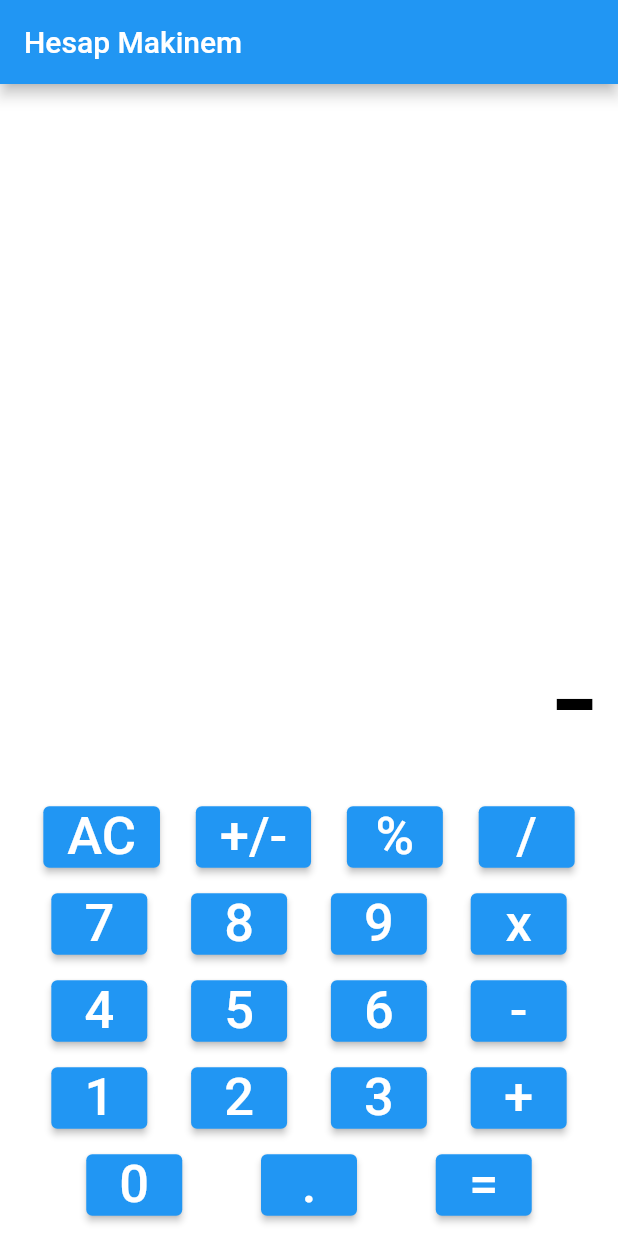
After one commit to Arda4a/Flutter, a Flutter app: the Calculator screen opened directly, after a tap on "+/-", on a phone screen of 412 x 824 dp. The commit adds this screen. Run offline on Flutter 3.47's test engine with Material 2 defaults, Android fonts, the phone set to English and light mode, and no system bars; statements that could not run were skipped.

Commit message:
Hesap Makinesi

```diff
--- /dev/null
+++ b/hesapmakinesi/lib/main.dart
@@ -0,0 +1,261 @@
+import 'package:flutter/material.dart';
+
+
+void main() => runApp(const MyApp());
+
+class MyApp extends StatelessWidget {
+  const MyApp({super.key});
+
+  @override
+  Widget build(BuildContext context) {
+    return const MaterialApp(
+      debugShowCheckedModeBanner: false,
+      home: Calculator(),
+    );
+  }
+}
+
+class Calculator extends StatefulWidget {
+  const Calculator({super.key});
+
+  @override
+  _CalculatorState createState() => _CalculatorState();
+}
+
+class _CalculatorState extends State<Calculator> {
+  dynamic displaytxt = 20;
+  //Button Widget
+  Widget calcbutton(String btntxt, Color btncolor, Color txtcolor) {
+    return Container(
+      child: ElevatedButton(
+        onPressed: () {
+          calculation(btntxt);
+        },
+        child: Text(
+          btntxt,
+          style: TextStyle(
+            fontSize: 35,
+            color: txtcolor,
+          ),
+        ),
+      ),
+    );
+  }
+
+  @override
+  Widget build(BuildContext context) {
+    //Calculator
+    return Scaffold(
+      backgroundColor: Colors.white,
+      appBar: AppBar(
+        title: const Text('Hesap Makinem'),
+        backgroundColor: Colors.blue,
+      ),
+      body: Padding(
+        padding: const EdgeInsets.symmetric(horizontal: 5),
+        child: Column(
+          mainAxisAlignment: MainAxisAlignment.end,
+          children: <Widget>[
+            // Calculator display
+            SingleChildScrollView(
+              scrollDirection: Axis.vertical,
+              child: Row(
+                mainAxisAlignment: MainAxisAlignment.end,
+                children: <Widget>[
+                  Padding(
+                    padding: const EdgeInsets.all(10.0),
+                    child: Text(
+                      '$text',
+                      textAlign: TextAlign.left,
+                      style: const TextStyle(
+                        color: Colors.black,
+                        fontSize: 100,
+                      ),
+                    ),
+                  )
+                ],
+              ),
+            ),
+            Row(
+              mainAxisAlignment: MainAxisAlignment.spaceEvenly,
+              children: <Widget>[
+                calcbutton('AC', Colors.grey, Colors.white),
+                calcbutton('+/-', Colors.grey, Colors.white),
+                calcbutton('%', Colors.grey, Colors.white),
+                calcbutton('/', Colors.amber[700]!, Colors.white),
+              ],
+            ),
+            const SizedBox(
+              height: 10,
+            ),
+            Row(
+              mainAxisAlignment: MainAxisAlignment.spaceEvenly,
+              children: <Widget>[
+                calcbutton('7', Colors.grey[850]!, Colors.white),
+                calcbutton('8', Colors.grey[850]!, Colors.white),
+                calcbutton('9', Colors.grey[850]!, Colors.white),
+                calcbutton('x', Colors.amber[700]!, Colors.white),
+              ],
+            ),
+            const SizedBox(
+              height: 10,
+            ),
+            Row(
+              mainAxisAlignment: MainAxisAlignment.spaceEvenly,
+              children: <Widget>[
+                calcbutton('4', Colors.grey[850]!, Colors.white),
+                calcbutton('5', Colors.grey[850]!, Colors.white),
+                calcbutton('6', Colors.grey[850]!, Colors.white),
+                calcbutton('-', Colors.amber[700]!, Colors.white),
+              ],
+            ),
+            const SizedBox(
+              height: 10,
+            ),
+            Row(
+              mainAxisAlignment: MainAxisAlignment.spaceEvenly,
+              children: <Widget>[
+                calcbutton('1', Colors.grey[850]!, Colors.white),
+                calcbutton('2', Colors.grey[850]!, Colors.white),
+                calcbutton('3', Colors.grey[850]!, Colors.white),
+                calcbutton('+', Colors.amber[700]!, Colors.white),
+              ],
+            ),
+            const SizedBox(
+              height: 10,
+            ),
+            Row(
+              mainAxisAlignment: MainAxisAlignment.spaceEvenly,
+              children: <Widget>[
+                //this is button Zero
+                ElevatedButton(
+                  onPressed: () {
+                    calculation('0');
+                  },
+                  child: const Text(
+                    '0',
+                    style: TextStyle(fontSize: 35, color: Colors.white),
+                  ),
+                ),
+                calcbutton('.', Colors.grey[850]!, Colors.white),
+                calcbutton('=', Colors.amber[700]!, Colors.white),
+              ],
+
+            ),
+            const SizedBox(
+              height: 10,
+            ),
+          ],
+        ),
+      ),
+    );
+  }
+
+  //Calculator logic
+  dynamic text = '0';
+  double numOne = 0;
+  double numTwo = 0;
+
+  dynamic result = '';
+  dynamic finalResult = '';
+  dynamic opr = '';
+  dynamic preOpr = '';
+  void calculation(btnText) {
+    if (btnText == 'AC') {
+      text = '0';
+      numOne = 0;
+      numTwo = 0;
+      result = '';
+      finalResult = '0';
+      opr = '';
+      preOpr = '';
+    } else if (opr == '=' && btnText == '=') {
+      if (preOpr == '+') {
+        finalResult = add();
+      } else if (preOpr == '-') {
+        finalResult = sub();
+      } else if (preOpr == 'x') {
+        finalResult = mul();
+      } else if (preOpr == '/') {
+        finalResult = div();
+      }
+    } else if (btnText == '+' ||
+        btnText == '-' ||
+        btnText == 'x' ||
+        btnText == '/' ||
+        btnText == '=') {
+      if (numOne == 0) {
+        numOne = double.parse(result);
+      } else {
+        numTwo = double.parse(result);
+      }
+
+      if (opr == '+') {
+        finalResult = add();
+      } else if (opr == '-') {
+        finalResult = sub();
+      } else if (opr == 'x') {
+        finalResult = mul();
+      } else if (opr == '/') {
+        finalResult = div();
+      }
+      preOpr = opr;
+      opr = btnText;
+      result = '';
+    } else if (btnText == '%') {
+      result = numOne / 100;
+      finalResult = doesContainDecimal(result);
+    } else if (btnText == '.') {
+      if (!result.toString().contains('.')) {
+        result = '$result.';
+      }
+      finalResult = result;
+    } else if (btnText == '+/-') {
+      result.toString().startsWith('-')
+          ? result = result.toString().substring(1)
+          : result = '-$result';
+      finalResult = result;
+    } else {
+      result = result + btnText;
+      finalResult = result;
+    }
+
+    setState(() {
+      text = finalResult;
+    });
+  }
+
+  String add() {
+    result = (numOne + numTwo).toString();
+    numOne = double.parse(result);
+    return doesContainDecimal(result);
+  }
+
+  String sub() {
+    result = (numOne - numTwo).toString();
+    numOne = double.parse(result);
+    return doesContainDecimal(result);
+  }
+
+  String mul() {
+    result = (numOne * numTwo).toString();
+    numOne = double.parse(result);
+    return doesContainDecimal(result);
+  }
+
+  String div() {
+    result = (numOne / numTwo).toString();
+    numOne = double.parse(result);
+    return doesContainDecimal(result);
+  }
+
+  String doesContainDecimal(dynamic result) {
+    if (result.toString().contains('.')) {
+      List<String> splitDecimal = result.toString().split('.');
+      if (!(int.parse(splitDecimal[1]) > 0)) {
+        return result = splitDecimal[0].toString();
+      }
+    }
+    return result;
+  }
+}
--- a/myapp2/flutter_application_1/lib/main.dart
+++ b/myapp2/flutter_application_1/lib/main.dart
@@ -1,6 +1,5 @@
 import 'package:flutter/material.dart';
-import 'package:flutter_application_1/nalan.dart';
-import 'nalan.dart';
+
 
 void main(List<String> args) {
   runApp(const App());
```
Also changed, not shown: hesapmakinesi/analysis_options.yaml (added, +29 -0 lines), hesapmakinesi/pubspec.yaml (added, +90 -0 lines), hesapmakinesi/pubspec.lock (added), 122 other files.
